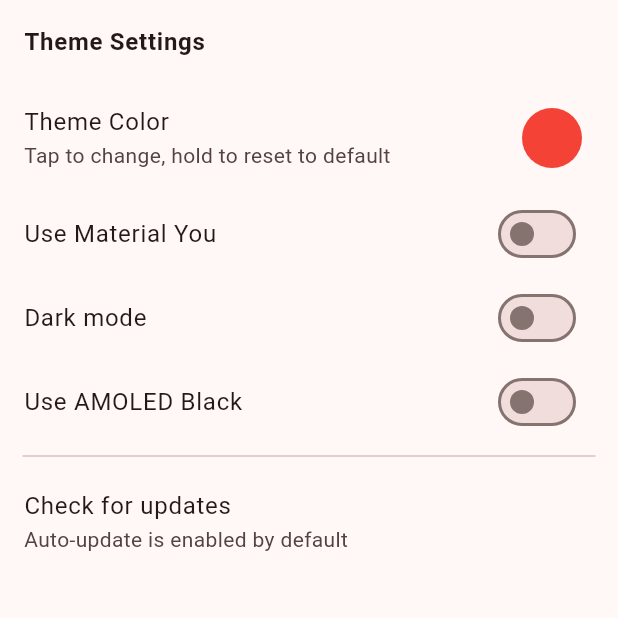
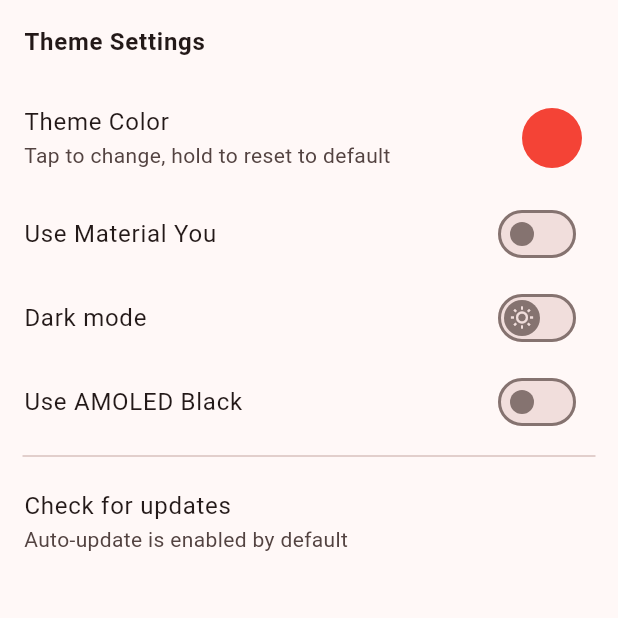
Before and after one commit to ZouheirN/Plate-Pal, a Flutter app: the screen it shows after launch, item 3 of the bottom bar chosen, on a phone screen of 412 x 824 dp, the top half of it. Run offline on Flutter 3.47's test engine with Material 3 defaults, Android fonts, the phone set to English and light mode, and no system bars; drawn by our look-alikes of dynamic_color; our stand-ins replace cached_network_image, dio, draggable_home, flutter_bloc, flutter_colorpicker, flutter_dotenv and 8 more; missing offline and left inert: autoscale_tabbarview, enhance_stepper, shorebird_code_push, tap_to_expand; accounts and stored records are empty; generated files the repository leaves out were written again; network calls fail.

Commit message:
cooler dark mode switch

```diff
--- a/lib/features/settings/screens/settings_screen.dart
+++ b/lib/features/settings/screens/settings_screen.dart
@@ -56,7 +56,7 @@ class _SettingsScreenState extends State<SettingsScreen> {
                           onTap: () async {
                             showDialog(
                               context: context,
-                              builder: (context) => AlertDialog(
+                              builder: (context) => AlertDialog.adaptive(
                                 title: const Text('Pick a color!'),
                                 content: SingleChildScrollView(
                                   child: ColorPicker(
@@ -80,7 +80,7 @@ class _SettingsScreenState extends State<SettingsScreen> {
                         ),
                       ),
                     ),
-                    SwitchListTile(
+                    SwitchListTile.adaptive(
                       title: const Text('Use Material You'),
                       value: SettingsBox.useMaterialYou,
                       onChanged: (value) {
@@ -91,16 +91,21 @@ class _SettingsScreenState extends State<SettingsScreen> {
                       absorbing: isAmoledBlack,
                       child: Opacity(
                         opacity: isAmoledBlack ? 0.5 : 1,
-                        child: SwitchListTile(
+                        child: SwitchListTile.adaptive(
                           title: const Text('Dark mode'),
                           value: SettingsBox.darkMode,
                           onChanged: (value) {
                             SettingsBox.darkMode = value;
                           },
+                          thumbIcon: SettingsBox.darkMode
+                              ? WidgetStateProperty.all(
+                                  const Icon(Icons.dark_mode_outlined))
+                              : WidgetStateProperty.all(
+                                  const Icon(Icons.wb_sunny_outlined)),
                         ),
                       ),
                     ),
-                    SwitchListTile(
+                    SwitchListTile.adaptive(
                       title: const Text('Use AMOLED Black'),
                       value: SettingsBox.useAmoledBlack,
                       onChanged: (value) {
```
